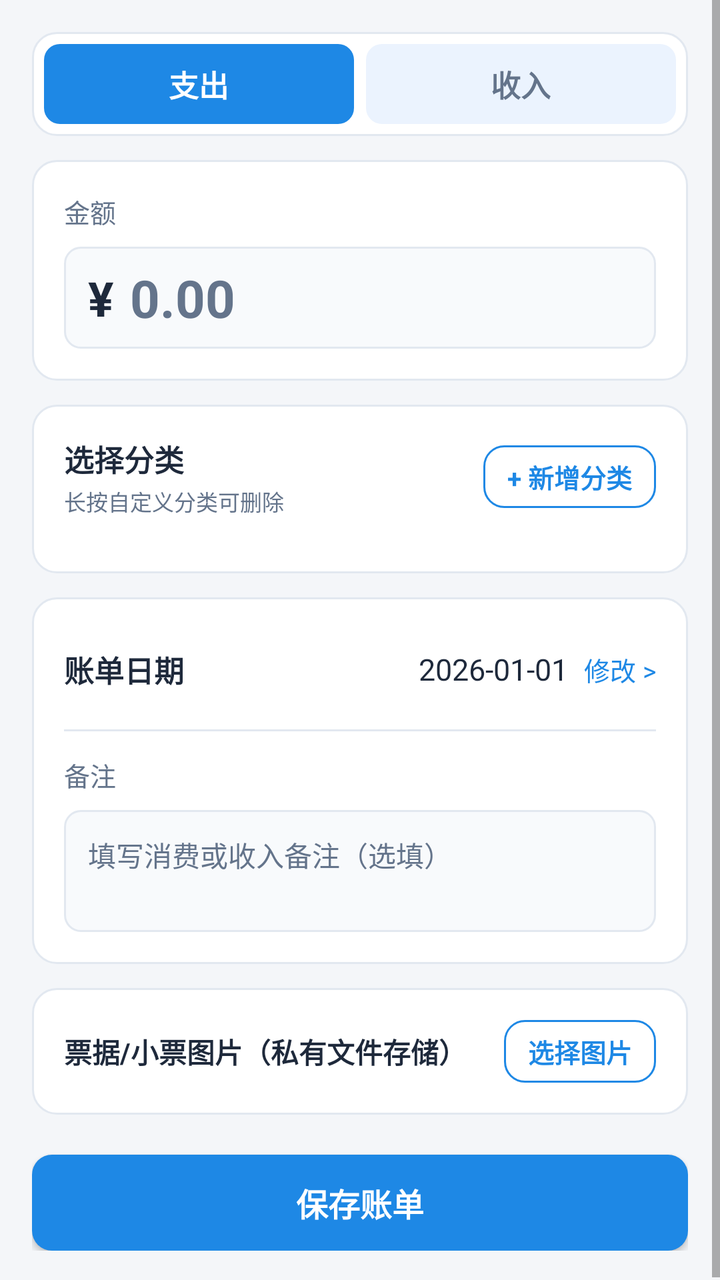
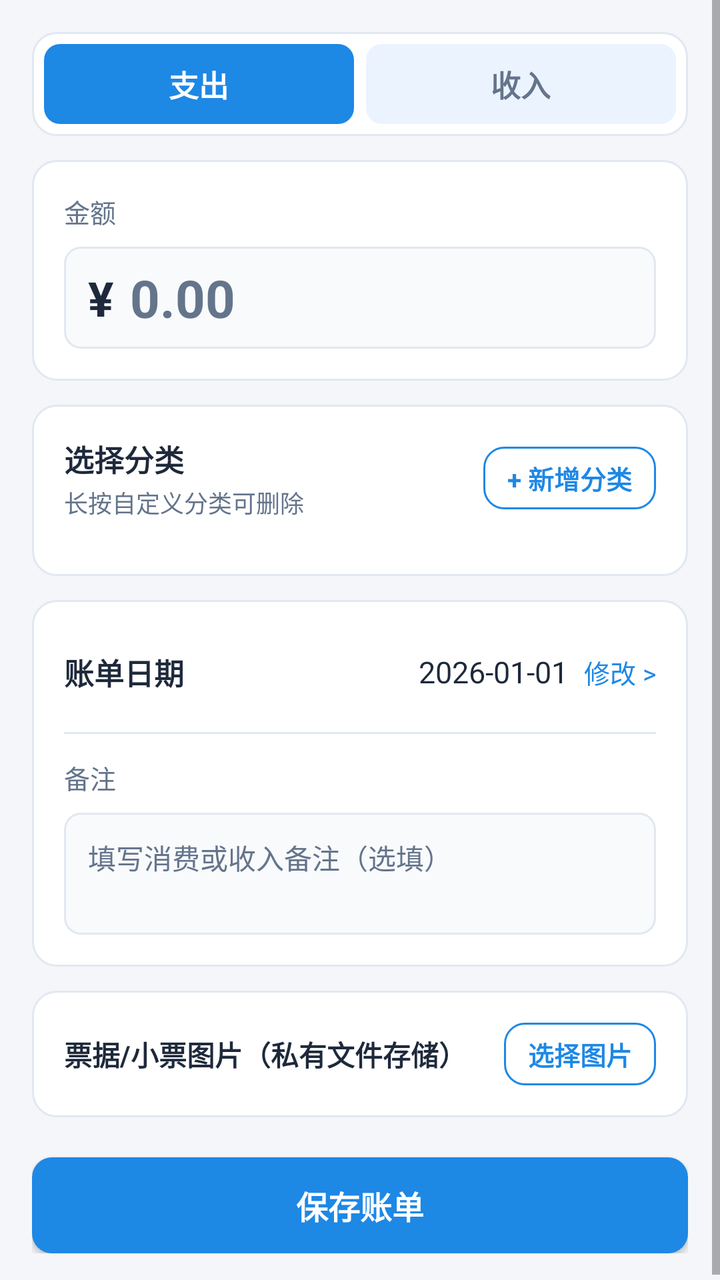

An Android layout rendered at two revisions. The XML below is the earlier revision; the diff shows what the commit changed to produce the second picture.
<!-- AndroidManifest.xml: application theme AppTheme -->
<!-- res/layout/activity_add_edit_bill.xml -->
<?xml version="1.0" encoding="utf-8"?>
<ScrollView xmlns:android="http://schemas.android.com/apk/res/android"
    android:layout_width="match_parent"
    android:layout_height="match_parent"
    android:background="@color/bgPage"
    android:fillViewport="true">

    <LinearLayout
        android:layout_width="match_parent"
        android:layout_height="wrap_content"
        android:orientation="vertical"
        android:padding="16dp">

        
        <LinearLayout
            android:layout_width="match_parent"
            android:layout_height="wrap_content"
            android:background="@drawable/bg_card"
            android:orientation="horizontal"
            android:padding="6dp">

            <TextView
                android:id="@+id/tv_tab_expense"
                android:layout_width="0dp"
                android:layout_height="40dp"
                android:layout_marginEnd="6dp"
                android:layout_marginRight="6dp"
                android:layout_weight="1"
                android:background="@drawable/bg_tab_selected"
                android:gravity="center"
                android:text="支出"
                android:textColor="@color/textOnPrimary"
                android:textSize="15sp"
                android:textStyle="bold" />

            <TextView
                android:id="@+id/tv_tab_income"
                android:layout_width="0dp"
                android:layout_height="40dp"
                android:layout_weight="1"
                android:background="@drawable/bg_tab_unselected"
                android:gravity="center"
                android:text="收入"
                android:textColor="@color/textSecondary"
                android:textSize="15sp"
                android:textStyle="bold" />
        </LinearLayout>

        
        <LinearLayout
            android:layout_width="match_parent"
            android:layout_height="wrap_content"
            android:layout_marginTop="12dp"
            android:background="@drawable/bg_card"
            android:orientation="vertical"
            android:padding="16dp">

            <TextView
                android:layout_width="wrap_content"
                android:layout_height="wrap_content"
                android:text="金额"
                android:textColor="@color/textSecondary"
                android:textSize="13sp" />

            <LinearLayout
                android:layout_width="match_parent"
                android:layout_height="wrap_content"
                android:layout_marginTop="8dp"
                android:background="@drawable/bg_input"
                android:gravity="center_vertical"
                android:orientation="horizontal"
                android:paddingLeft="12dp"
                android:paddingTop="8dp"
                android:paddingRight="12dp"
                android:paddingBottom="8dp">

                <TextView
                    android:id="@+id/tv_currency_symbol"
                    android:layout_width="wrap_content"
                    android:layout_height="wrap_content"
                    android:layout_marginEnd="8dp"
                    android:layout_marginRight="8dp"
                    android:text="¥"
                    android:textColor="@color/textPrimary"
                    android:textSize="24sp"
                    android:textStyle="bold" />

                <EditText
                    android:id="@+id/et_amount"
                    android:layout_width="0dp"
                    android:layout_height="wrap_content"
                    android:layout_weight="1"
                    android:background="@android:color/transparent"
                    android:hint="0.00"
                    android:imeOptions="actionDone"
                    android:inputType="numberDecimal"
                    android:maxLength="12"
                    android:singleLine="true"
                    android:textColor="@color/textPrimary"
                    android:textColorHint="@color/textSecondary"
                    android:textSize="26sp"
                    android:textStyle="bold" />
            </LinearLayout>
        </LinearLayout>

        
        <LinearLayout
            android:layout_width="match_parent"
            android:layout_height="wrap_content"
            android:layout_marginTop="12dp"
            android:background="@drawable/bg_card"
            android:orientation="vertical"
            android:padding="16dp">

            <LinearLayout
                android:layout_width="match_parent"
                android:layout_height="wrap_content"
                android:gravity="center_vertical"
                android:orientation="horizontal">

                <LinearLayout
                    android:layout_width="0dp"
                    android:layout_height="wrap_content"
                    android:layout_weight="1"
                    android:orientation="vertical">

                    <TextView
                        android:layout_width="wrap_content"
                        android:layout_height="wrap_content"
                        android:text="选择分类"
                        android:textColor="@color/textPrimary"
                        android:textSize="15sp"
                        android:textStyle="bold" />

                    <TextView
                        android:layout_width="wrap_content"
                        android:layout_height="wrap_content"
                        android:layout_marginTop="2dp"
                        android:text="长按自定义分类可删除"
                        android:textColor="@color/textSecondary"
                        android:textSize="11sp" />
                </LinearLayout>

                <TextView
                    android:id="@+id/btn_add_category"
                    android:layout_width="wrap_content"
                    android:layout_height="wrap_content"
                    android:background="@drawable/bg_button_outline"
                    android:clickable="true"
                    android:focusable="true"
                    android:paddingLeft="12dp"
                    android:paddingTop="6dp"
                    android:paddingRight="12dp"
                    android:paddingBottom="6dp"
                    android:text="+ 新增分类"
                    android:textColor="@color/colorPrimary"
                    android:textSize="13sp"
                    android:textStyle="bold" />
            </LinearLayout>

            <GridView
                android:id="@+id/gv_categories"
                android:layout_width="match_parent"
                android:layout_height="wrap_content"
                android:layout_marginTop="12dp"
                android:horizontalSpacing="8dp"
                android:listSelector="@android:color/transparent"
                android:numColumns="4"
                android:scrollbars="none"
                android:stretchMode="columnWidth"
                android:verticalSpacing="8dp" />
        </LinearLayout>

        
        <LinearLayout
            android:layout_width="match_parent"
            android:layout_height="wrap_content"
            android:layout_marginTop="12dp"
            android:background="@drawable/bg_card"
            android:orientation="vertical"
            android:padding="16dp">

            <LinearLayout
                android:id="@+id/layout_date_picker"
                android:layout_width="match_parent"
                android:layout_height="wrap_content"
                android:clickable="true"
                android:focusable="true"
                android:gravity="center_vertical"
                android:minHeight="40dp"
                android:orientation="horizontal">

                <TextView
                    android:layout_width="0dp"
                    android:layout_height="wrap_content"
                    android:layout_weight="1"
                    android:text="账单日期"
                    android:textColor="@color/textPrimary"
                    android:textSize="15sp"
                    android:textStyle="bold" />

                <TextView
                    android:id="@+id/tv_bill_date"
                    android:layout_width="wrap_content"
                    android:layout_height="wrap_content"
                    android:text="2026-01-01"
                    android:textColor="@color/textPrimary"
                    android:textSize="15sp" />

                <TextView
                    android:layout_width="wrap_content"
                    android:layout_height="wrap_content"
                    android:layout_marginStart="8dp"
                    android:layout_marginLeft="8dp"
                    android:text="修改 &gt;"
                    android:textColor="@color/colorPrimary"
                    android:textSize="13sp" />
            </LinearLayout>

            <View
                android:layout_width="match_parent"
                android:layout_height="1dp"
                android:layout_marginTop="10dp"
                android:layout_marginBottom="12dp"
                android:background="@color/dividerColor" />

            <TextView
                android:layout_width="wrap_content"
                android:layout_height="wrap_content"
                android:text="备注"
                android:textColor="@color/textSecondary"
                android:textSize="13sp" />

            <EditText
                android:id="@+id/et_note"
                android:layout_width="match_parent"
                android:layout_height="wrap_content"
                android:layout_marginTop="8dp"
                android:background="@drawable/bg_input"
                android:gravity="top|start"
                android:hint="填写消费或收入备注（选填）"
                android:maxLength="120"
                android:maxLines="3"
                android:minLines="2"
                android:padding="12dp"
                android:textColor="@color/textPrimary"
                android:textColorHint="@color/textSecondary"
                android:textSize="14sp" />
        </LinearLayout>

        
        <LinearLayout
            android:layout_width="match_parent"
            android:layout_height="wrap_content"
            android:layout_marginTop="12dp"
            android:background="@drawable/bg_card"
            android:orientation="vertical"
            android:padding="16dp">

            <LinearLayout
                android:layout_width="match_parent"
                android:layout_height="wrap_content"
                android:gravity="center_vertical"
                android:orientation="horizontal">

                <TextView
                    android:layout_width="0dp"
                    android:layout_height="wrap_content"
                    android:layout_marginEnd="8dp"
                    android:layout_marginRight="8dp"
                    android:layout_weight="1"
                    android:text="票据/小票图片（私有文件存储）"
                    android:textColor="@color/textPrimary"
                    android:textSize="14sp"
                    android:textStyle="bold" />

                <TextView
                    android:id="@+id/btn_pick_receipt"
                    android:layout_width="wrap_content"
                    android:layout_height="wrap_content"
                    android:background="@drawable/bg_button_outline"
                    android:clickable="true"
                    android:focusable="true"
                    android:paddingLeft="12dp"
                    android:paddingTop="6dp"
                    android:paddingRight="12dp"
                    android:paddingBottom="6dp"
                    android:text="选择图片"
                    android:textColor="@color/colorPrimary"
                    android:textSize="13sp"
                    android:textStyle="bold" />
            </LinearLayout>

            <LinearLayout
                android:id="@+id/layout_receipt_preview"
                android:layout_width="match_parent"
                android:layout_height="wrap_content"
                android:layout_marginTop="12dp"
                android:gravity="center_vertical"
                android:orientation="horizontal"
                android:visibility="gone">

                <ImageView
                    android:id="@+id/iv_receipt_thumb"
                    android:layout_width="120dp"
                    android:layout_height="120dp"
                    android:background="@drawable/bg_input"
                    android:clickable="true"
                    android:contentDescription="票据图片缩略图"
                    android:focusable="true"
                    android:scaleType="centerCrop" />

                <LinearLayout
                    android:layout_width="0dp"
                    android:layout_height="wrap_content"
                    android:layout_marginStart="12dp"
                    android:layout_marginLeft="12dp"
                    android:layout_weight="1"
                    android:orientation="vertical">

                    <TextView
                        android:id="@+id/tv_receipt_path"
                        android:layout_width="match_parent"
                        android:layout_height="wrap_content"
                        android:ellipsize="middle"
                        android:maxLines="4"
                        android:textColor="@color/textSecondary"
                        android:textSize="12sp" />

                    <TextView
                        android:layout_width="wrap_content"
                        android:layout_height="wrap_content"
                        android:layout_marginTop="4dp"
                        android:text="点击缩略图可查看大图"
                        android:textColor="@color/textSecondary"
                        android:textSize="11sp" />

                    <TextView
                        android:id="@+id/btn_remove_receipt"
                        android:layout_width="wrap_content"
                        android:layout_height="wrap_content"
                        android:layout_marginTop="10dp"
                        android:background="@drawable/bg_button_outline"
                        android:clickable="true"
                        android:focusable="true"
                        android:paddingLeft="12dp"
                        android:paddingTop="6dp"
                        android:paddingRight="12dp"
                        android:paddingBottom="6dp"
                        android:text="移除图片"
                        android:textColor="@color/colorDanger"
                        android:textSize="12sp"
                        android:textStyle="bold" />
                </LinearLayout>
            </LinearLayout>
        </LinearLayout>

        
        <Button
            android:id="@+id/btn_save_bill"
            android:layout_width="match_parent"
            android:layout_height="48dp"
            android:layout_marginTop="20dp"
            android:background="@drawable/bg_button_primary"
            android:text="保存账单"
            android:textColor="@color/textOnPrimary"
            android:textSize="16sp"
            android:textStyle="bold" />

        <Button
            android:id="@+id/btn_delete_bill"
            android:layout_width="match_parent"
            android:layout_height="48dp"
            android:layout_marginTop="12dp"
            android:layout_marginBottom="8dp"
            android:background="@drawable/bg_button_danger"
            android:text="删除该账单"
            android:textColor="@color/textOnPrimary"
            android:textSize="16sp"
            android:textStyle="bold"
            android:visibility="gone" />
    </LinearLayout>
</ScrollView>
<!-- resources referenced by this layout -->
<resources>
  <color name="bgPage">#F4F6F9</color>
  <color name="colorDanger">#D32F2F</color>
  <color name="colorPrimary">#1E88E5</color>
  <color name="dividerColor">#E2E8F0</color>
  <color name="textOnPrimary">#FFFFFF</color>
  <color name="textPrimary">#1E293B</color>
  <color name="textSecondary">#64748B</color>
  <!-- drawable bg_button_danger (drawable) -->
  <?xml version="1.0" encoding="utf-8"?>
  <shape xmlns:android="http://schemas.android.com/apk/res/android"
      android:shape="rectangle">
      <solid android:color="@color/colorDanger" />
      <corners android:radius="10dp" />
  </shape>
  <!-- drawable bg_button_outline (drawable) -->
  <?xml version="1.0" encoding="utf-8"?>
  <shape xmlns:android="http://schemas.android.com/apk/res/android"
      android:shape="rectangle">
      <solid android:color="@color/bgCard" />
      <stroke
          android:width="1dp"
          android:color="@color/colorPrimary" />
      <corners android:radius="10dp" />
  </shape>
  <!-- drawable bg_button_primary (drawable) -->
  <?xml version="1.0" encoding="utf-8"?>
  <shape xmlns:android="http://schemas.android.com/apk/res/android"
      android:shape="rectangle">
      <solid android:color="@color/colorPrimary" />
      <corners android:radius="10dp" />
  </shape>
  <!-- drawable bg_card (drawable) -->
  <?xml version="1.0" encoding="utf-8"?>
  <shape xmlns:android="http://schemas.android.com/apk/res/android"
      android:shape="rectangle">
      <solid android:color="@color/bgCard" />
      <stroke
          android:width="1dp"
          android:color="@color/dividerColor" />
      <corners android:radius="12dp" />
  </shape>
  <!-- drawable bg_input (drawable) -->
  <?xml version="1.0" encoding="utf-8"?>
  <shape xmlns:android="http://schemas.android.com/apk/res/android"
      android:shape="rectangle">
      <solid android:color="@color/bgInput" />
      <stroke
          android:width="1dp"
          android:color="@color/dividerColor" />
      <corners android:radius="8dp" />
  </shape>
  <!-- drawable bg_tab_selected (drawable) -->
  <?xml version="1.0" encoding="utf-8"?>
  <shape xmlns:android="http://schemas.android.com/apk/res/android"
      android:shape="rectangle">
      <solid android:color="@color/colorPrimary" />
      <corners android:radius="8dp" />
  </shape>
  <!-- drawable bg_tab_unselected (drawable) -->
  <?xml version="1.0" encoding="utf-8"?>
  <shape xmlns:android="http://schemas.android.com/apk/res/android"
      android:shape="rectangle">
      <solid android:color="@color/bgTag" />
      <corners android:radius="8dp" />
  </shape>
  <style name="AppTheme" parent="Theme.AppCompat.DayNight.DarkActionBar">
          <item name="colorPrimary">@color/colorPrimary</item>
          <item name="colorPrimaryDark">@color/colorPrimaryDark</item>
          <item name="colorAccent">@color/colorAccent</item>
      </style>
  <color name="bgCard">#FFFFFF</color>
  <color name="bgInput">#F8FAFC</color>
  <color name="bgTag">#EBF3FE</color>
  <color name="colorPrimaryDark">#1565C0</color>
  <color name="colorAccent">#FF7043</color>
</resources>

<!-- the commit's change to res/layout/activity_add_edit_bill.xml (unified diff, before → after) -->
@@ -1,8 +1,8 @@
 <?xml version="1.0" encoding="utf-8"?>
 <ScrollView xmlns:android="http://schemas.android.com/apk/res/android"
+    xmlns:tools="http://schemas.android.com/tools"
     android:layout_width="match_parent"
     android:layout_height="match_parent"
-    android:background="@color/bgPage"
     android:fillViewport="true">
 
     <LinearLayout
@@ -93,13 +93,15 @@
                     android:background="@android:color/transparent"
                     android:hint="0.00"
                     android:imeOptions="actionDone"
+                    android:importantForAutofill="no"
                     android:inputType="numberDecimal"
                     android:maxLength="12"
                     android:singleLine="true"
                     android:textColor="@color/textPrimary"
                     android:textColorHint="@color/textSecondary"
                     android:textSize="26sp"
-                    android:textStyle="bold" />
+                    android:textStyle="bold"
+                    tools:targetApi="o" />
             </LinearLayout>
         </LinearLayout>
 
@@ -138,7 +140,7 @@
                         android:layout_marginTop="2dp"
                         android:text="长按自定义分类可删除"
                         android:textColor="@color/textSecondary"
-                        android:textSize="11sp" />
+                        android:textSize="12sp" />
                 </LinearLayout>
 
                 <TextView
@@ -168,7 +170,8 @@
                 android:numColumns="4"
                 android:scrollbars="none"
                 android:stretchMode="columnWidth"
-                android:verticalSpacing="8dp" />
+                android:verticalSpacing="8dp"
+                tools:ignore="NestedScrolling" />
         </LinearLayout>
 
         
@@ -239,13 +242,16 @@
                 android:background="@drawable/bg_input"
                 android:gravity="top|start"
                 android:hint="填写消费或收入备注（选填）"
+                android:importantForAutofill="no"
+                android:inputType="textMultiLine|textCapSentences"
                 android:maxLength="120"
                 android:maxLines="3"
                 android:minLines="2"
                 android:padding="12dp"
                 android:textColor="@color/textPrimary"
                 android:textColorHint="@color/textSecondary"
-                android:textSize="14sp" />
+                android:textSize="14sp"
+                tools:targetApi="o" />
         </LinearLayout>
 
         
@@ -333,7 +339,7 @@
                         android:layout_marginTop="4dp"
                         android:text="点击缩略图可查看大图"
                         android:textColor="@color/textSecondary"
-                        android:textSize="11sp" />
+                        android:textSize="12sp" />
 
                     <TextView
                         android:id="@+id/btn_remove_receipt"
<!-- resource entries referenced after the edit -->
@@ -69,6 +69,7 @@
           <item name="colorPrimary">@color/colorPrimary</item>
           <item name="colorPrimaryDark">@color/colorPrimaryDark</item>
           <item name="colorAccent">@color/colorAccent</item>
+          <item name="android:windowBackground">@color/bgPage</item>
       </style>
   <color name="bgCard">#FFFFFF</color>
   <color name="bgInput">#F8FAFC</color>
